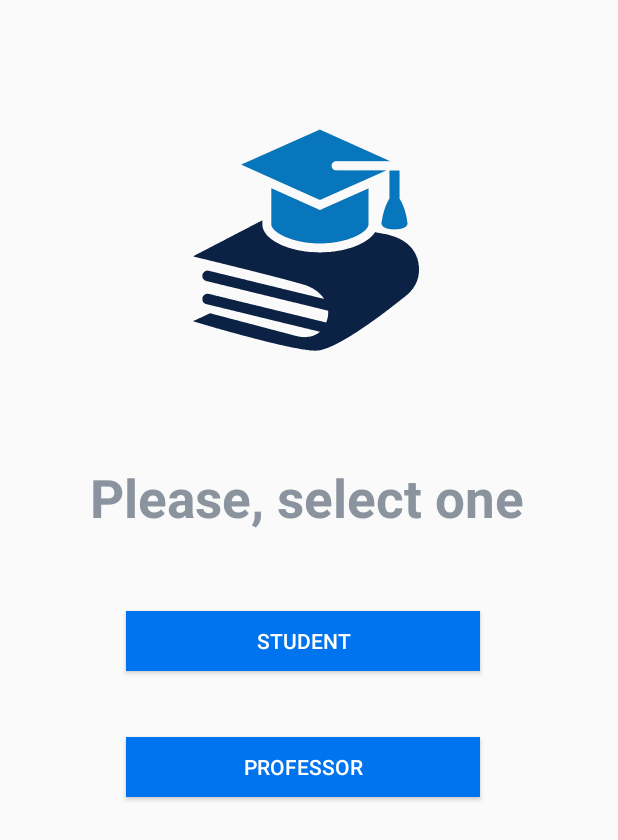
After one commit to sicuriellovir/AssignmentBuddy, an Android app: the ScreenRegister screen opened directly, with no data from a screen before it, on a phone screen of 412 x 824 dp. The commit adds this screen. Shown: the top 840 px of the screen. Run offline under Robolectric (Android 15) with nearby library versions, the phone set to English and light mode, and no system bars; 2 statements that could not run were skipped.

Commit message:
Screen Register

```diff
--- a/app/src/main/AndroidManifest.xml
+++ b/app/src/main/AndroidManifest.xml
@@ -9,7 +9,8 @@
         android:roundIcon="@mipmap/ic_launcher_round"
         android:supportsRtl="true"
         android:theme="@style/AppTheme">
-        <activity android:name=".LoginScreen"></activity>
+        <activity android:name=".ScreenRegister"></activity>
+        <activity android:name=".LoginScreen" />
         <activity android:name=".HomeScreen">
             <intent-filter>
                 <action android:name="android.intent.action.MAIN" />
--- a/app/src/main/java/com/example/softwareengrproject/HomeScreen.java
+++ b/app/src/main/java/com/example/softwareengrproject/HomeScreen.java
@@ -9,24 +9,40 @@ import android.widget.Button;
 //File Description: Creates activity page for the home screen page
 //Design/interface of this activity - stored in: activity_homescreenscreen.xml
 public class HomeScreen extends AppCompatActivity {
-    private Button button;
+    //private Button button;
 
     @Override
     protected void onCreate(Bundle savedInstanceState) {
         super.onCreate(savedInstanceState);
         setContentView(R.layout.activity_homescreen);
 
-        button = (Button) findViewById(R.id.button);
+        Button button = findViewById(R.id.button);
+        Button button2 = findViewById((R.id.button2));
         button.setOnClickListener(new View.OnClickListener() {
             @Override
             public void onClick(View v) {
                 openActivity2();
             }
         });
+
+        button2.setOnClickListener(new View.OnClickListener() {
+            @Override
+            public void onClick(View v) {
+                openActivity3();
+            }
+        });
+
+
     }
+
 
     public void openActivity2() {
         Intent intent = new Intent(this, LoginScreen.class);
         startActivity(intent);
     }
+
+    public void openActivity3() {
+        Intent intent = new Intent(this, ScreenRegister.class);
+        startActivity(intent);
+    }
 }
--- /dev/null
+++ b/app/src/main/java/com/example/softwareengrproject/ScreenRegister.java
@@ -0,0 +1,46 @@
+package com.example.softwareengrproject;
+
+import androidx.appcompat.app.AppCompatActivity;
+
+import android.content.Intent;
+import android.os.Bundle;
+import android.view.View;
+import android.widget.Button;
+
+public class ScreenRegister extends AppCompatActivity {
+
+    @Override
+    protected void onCreate(Bundle savedInstanceState)
+    {
+        super.onCreate(savedInstanceState);
+        setContentView(R.layout.activity_screen_register);
+
+        Button button = findViewById(R.id.button);
+        Button button2 = findViewById((R.id.button2));
+        button.setOnClickListener(new View.OnClickListener() {
+            @Override
+            public void onClick(View v) {
+                openActivity4();
+            }
+        });
+
+        button2.setOnClickListener(new View.OnClickListener() {
+            @Override
+            public void onClick(View v) {
+                openActivity5();
+            }
+        });
+    }
+
+    public void openActivity4()
+    {
+//        Intent intent = new Intent(this, .class);
+//        startActivity(intent);
+    }
+
+    public void openActivity5()
+    {
+//        Intent intent = new Intent(this, .class);
+//        startActivity(intent);
+    }
+}
--- a/app/src/main/res/layout/activity_homescreen.xml
+++ b/app/src/main/res/layout/activity_homescreen.xml
@@ -34,7 +34,6 @@
         android:text="Assignment Buddy"
         android:textColor="#8B949E"
         android:textSize="35sp"
-        android:textStyle="bold"
         app:layout_constraintBottom_toBottomOf="parent"
         app:layout_constraintStart_toStartOf="parent"
         app:layout_constraintTop_toTopOf="parent"
@@ -88,6 +87,7 @@
         app:layout_constraintTop_toBottomOf="@+id/imageView"
         app:layout_constraintVertical_bias="0.391" />
 
+    <!-- "Register" button opens activity_registerscreen which should be the register screen interface -->
     <Button
         android:id="@+id/button2"
         android:layout_width="236dp"
--- /dev/null
+++ b/app/src/main/res/layout/activity_screen_register.xml
@@ -0,0 +1,62 @@
+<?xml version="1.0" encoding="utf-8"?>
+<androidx.constraintlayout.widget.ConstraintLayout xmlns:android="http://schemas.android.com/apk/res/android"
+    xmlns:app="http://schemas.android.com/apk/res-auto"
+    xmlns:tools="http://schemas.android.com/tools"
+    android:layout_width="match_parent"
+    android:layout_height="match_parent"
+    tools:context=".ScreenRegister">
+
+    <Button
+        android:id="@+id/buttonStudent"
+        android:layout_width="236dp"
+        android:layout_height="40dp"
+        android:layout_marginStart="84dp"
+        android:layout_marginLeft="84dp"
+        android:layout_marginTop="52dp"
+        android:background="#0073EE"
+        android:text="Student"
+        android:textColor="@color/white"
+        android:textSize="14sp"
+        app:layout_constraintStart_toStartOf="parent"
+        app:layout_constraintTop_toBottomOf="@+id/textView3" />
+
+    <Button
+        android:id="@+id/buttonProf"
+        android:layout_width="236dp"
+        android:layout_height="40dp"
+        android:layout_marginStart="84dp"
+        android:layout_marginLeft="84dp"
+        android:layout_marginTop="44dp"
+        android:background="#0073EE"
+        android:text="Professor"
+        android:textColor="@color/white"
+        android:textSize="14sp"
+        app:layout_constraintStart_toStartOf="parent"
+        app:layout_constraintTop_toBottomOf="@+id/buttonStudent" />
+
+    <TextView
+        android:id="@+id/textView3"
+        android:layout_width="wrap_content"
+        android:layout_height="47dp"
+        android:layout_marginStart="60dp"
+        android:layout_marginLeft="60dp"
+        android:layout_marginTop="52dp"
+        android:text="Please, select one"
+        android:textColor="#8B949E"
+        android:textSize="35sp"
+        android:textStyle="bold"
+        app:layout_constraintStart_toStartOf="parent"
+        app:layout_constraintTop_toBottomOf="@+id/imageView2" />
+
+    <ImageView
+        android:id="@+id/imageView2"
+        android:layout_width="176dp"
+        android:layout_height="184dp"
+        android:layout_marginStart="116dp"
+        android:layout_marginLeft="116dp"
+        android:layout_marginTop="72dp"
+        android:scaleType="centerInside"
+        app:layout_constraintStart_toStartOf="parent"
+        app:layout_constraintTop_toTopOf="parent"
+        app:srcCompat="@drawable/registerscreenpic" />
+</androidx.constraintlayout.widget.ConstraintLayout>
--- a/build.gradle
+++ b/build.gradle
@@ -2,12 +2,12 @@
 
 buildscript {
     repositories {
+        mavenCentral()
         google()
         jcenter()
-
     }
     dependencies {
-        classpath 'com.android.tools.build:gradle:3.5.3'
+        classpath 'com.android.tools.build:gradle:3.6.1'
 
         // NOTE: Do not place your application dependencies here; they belong
         // in the individual module build.gradle files
```
Also changed, not shown: app/src/main/res/drawable/registerscreenpic.png (added), gradle/wrapper/gradle-wrapper.properties.
